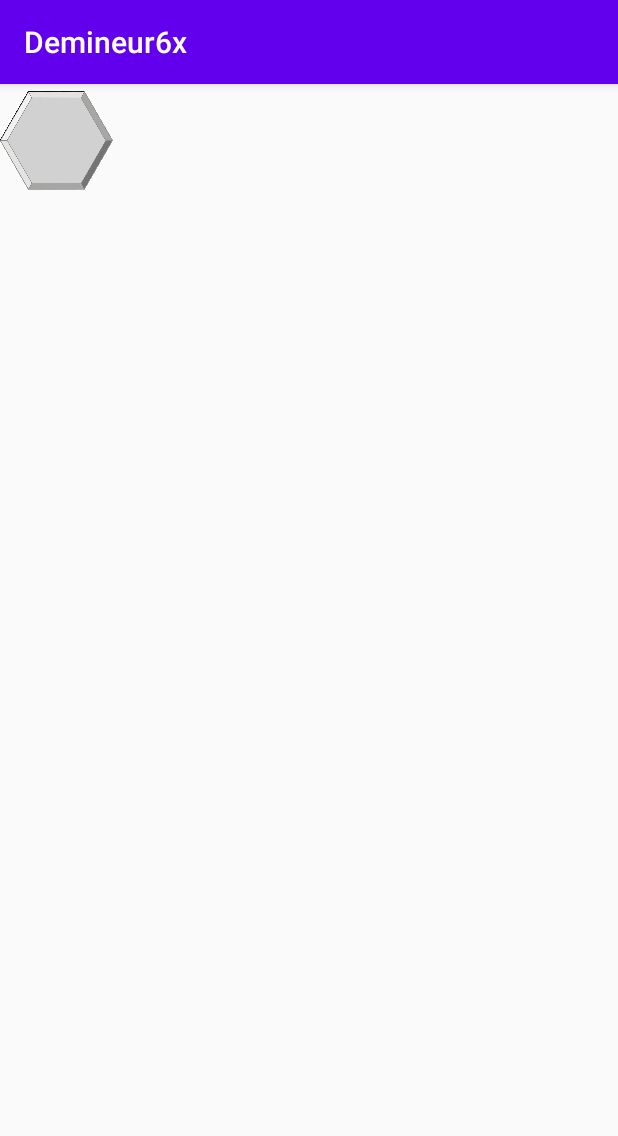
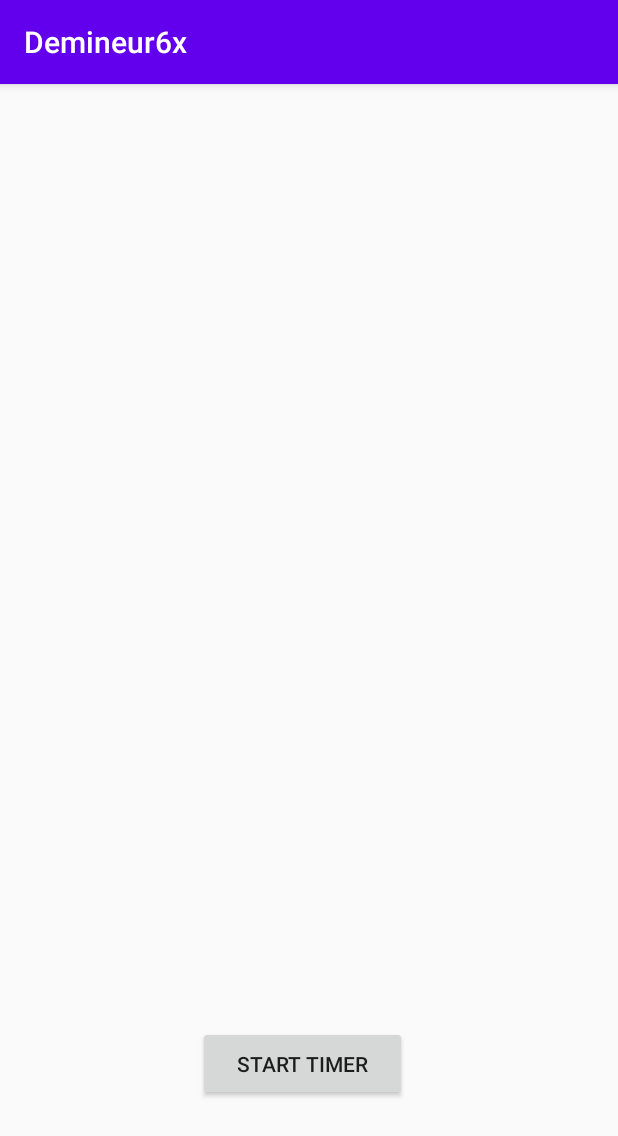
Before and after one commit to Tystat/Demineur6x, an Android app: the screen it shows after launch (MainActivity), on a phone screen of 412 x 824 dp. Shown: the top 1136 px of the screen. Run offline under Robolectric (Android 15) with nearby library versions, the phone set to English and light mode, and no system bars.

Commit message:
Added simple timer as an asynchronous task in Main

```diff
--- a/app/src/main/java/com/example/demineur6x/MainActivity.java
+++ b/app/src/main/java/com/example/demineur6x/MainActivity.java
@@ -1,26 +1,44 @@
 package com.example.demineur6x;
 
 import androidx.appcompat.app.AppCompatActivity;
-import androidx.constraintlayout.widget.ConstraintLayout;
-import androidx.constraintlayout.widget.ConstraintSet;
-import androidx.fragment.app.FragmentManager;
 
-import android.content.SharedPreferences;
+import android.os.AsyncTask;
 import android.os.Bundle;
-
-import com.google.gson.Gson;
-
-import java.security.cert.TrustAnchor;
-import java.util.Random;
+import android.view.View;
+import android.widget.Button;
+import android.widget.ProgressBar;
+import android.widget.Toast;
 
 public class MainActivity extends AppCompatActivity {
 
     private TileFragment[][] _tileArray = new TileFragment[5][5];
+    private Button start;
+    private ProgressBar timer;
 
     @Override
     protected void onCreate(Bundle savedInstanceState) {
         super.onCreate(savedInstanceState);
         setContentView(R.layout.activity_main);
+
+        timer= (ProgressBar) findViewById(R.id.timer);
+        start= (Button) findViewById(R.id.go);
+
+        timer.setProgress(0);
+        timer.setVisibility(View.GONE);
+
+        View.OnClickListener listener = new View.OnClickListener() {
+            @Override
+            public void onClick(View v) {
+                timer.setVisibility(View.VISIBLE);
+                timer.setProgress(0);
+                switch (v.getId()){
+                    case R.id.go:
+                        new Calculation().execute();
+                        break;
+                }
+            }
+        };
+        start.setOnClickListener(listener);
 /*
         FragmentManager fm = getSupportFragmentManager();
         TileFragment fragment;
@@ -112,7 +130,8 @@ public class MainActivity extends AppCompatActivity {
         setBomb(rand.nextInt(5),rand.nextInt(5));
  */
 
-        createBoard(5,5);
+        //createBoard(5,5);
+
     }
 
     public void setBomb(int x,int y){
@@ -135,7 +154,7 @@ public class MainActivity extends AppCompatActivity {
         }
     }
 
-    public TileFragment[][] createBoard(int length, int height) {
+    /*public TileFragment[][] createBoard(int length, int height) {
         TileFragment[][] board = new TileFragment[length][height];
         FragmentManager fm = getSupportFragmentManager();
 
@@ -160,5 +179,34 @@ public class MainActivity extends AppCompatActivity {
                 constraintSet.applyTo(constraintLayout);
             }
         }
+    }*/
+    public class Calculation extends AsyncTask<Void,Integer,Void> {
+        @Override
+        protected void onPreExecute(){
+            super.onPreExecute();
+            timer.setProgress(0);
+        }
+        @Override
+        protected void onProgressUpdate(Integer...values){
+            super.onProgressUpdate();
+            timer.setProgress(values[0]);
+        }
+        @Override
+        protected Void doInBackground(Void...params){
+            for(int i=0;i<=10;i++){
+                try{
+                    Thread.sleep(1000L);
+                }catch (InterruptedException e){
+                    e.printStackTrace();
+                }
+                publishProgress(i*10);
+            }
+            return null;
+        }
+        @Override
+        protected void onPostExecute(Void result){
+            super.onPostExecute(result);
+            timer.setVisibility(View.GONE);
+        }
     }
 }
--- a/app/src/main/res/layout/activity_main.xml
+++ b/app/src/main/res/layout/activity_main.xml
@@ -14,6 +14,30 @@
         android:layout_height="match_parent"
         tools:layout_editor_absoluteX="230dp"
         tools:layout_editor_absoluteY="250dp">
+
+        <Button
+            android:id="@+id/go"
+            android:layout_width="139dp"
+            android:layout_height="50dp"
+            android:layout_marginStart="146dp"
+            android:layout_marginEnd="155dp"
+            android:layout_marginBottom="90dp"
+            android:text="Start Timer"
+            app:layout_constraintBottom_toBottomOf="parent"
+            app:layout_constraintEnd_toEndOf="parent"
+            app:layout_constraintStart_toStartOf="parent" />
+
+        <ProgressBar
+            android:id="@+id/timer"
+            style="?android:attr/progressBarStyleHorizontal"
+            android:layout_width="0dp"
+            android:layout_height="43dp"
+            android:layout_marginStart="94dp"
+            android:layout_marginEnd="96dp"
+            android:layout_marginBottom="16dp"
+            app:layout_constraintBottom_toTopOf="@+id/go"
+            app:layout_constraintEnd_toEndOf="parent"
+            app:layout_constraintStart_toStartOf="parent" />
 
     </androidx.constraintlayout.widget.ConstraintLayout>
 
```
